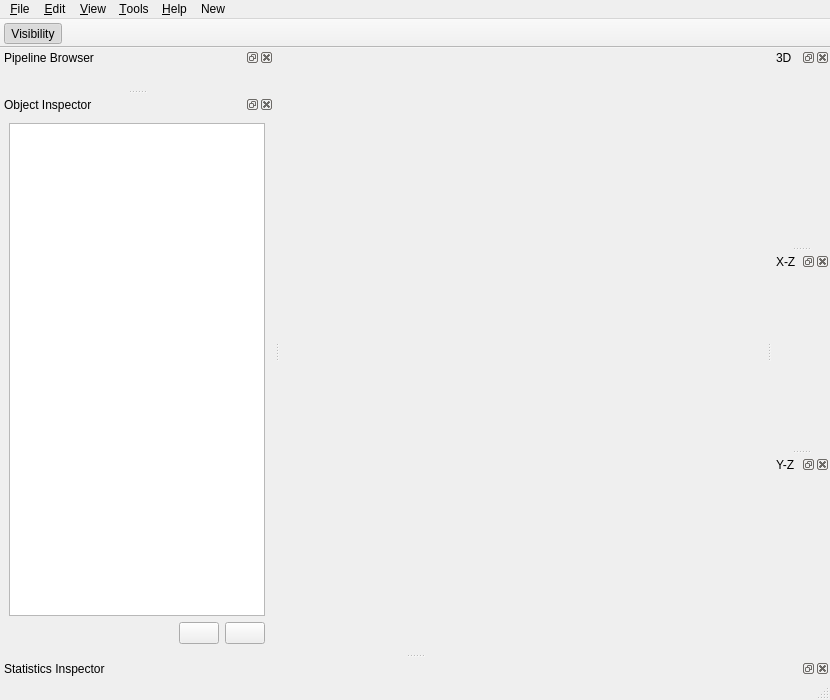
First picture: the form in frontend/espinaMainWindow.ui, repository FelixdelasPozas/EspINA, before the edit.
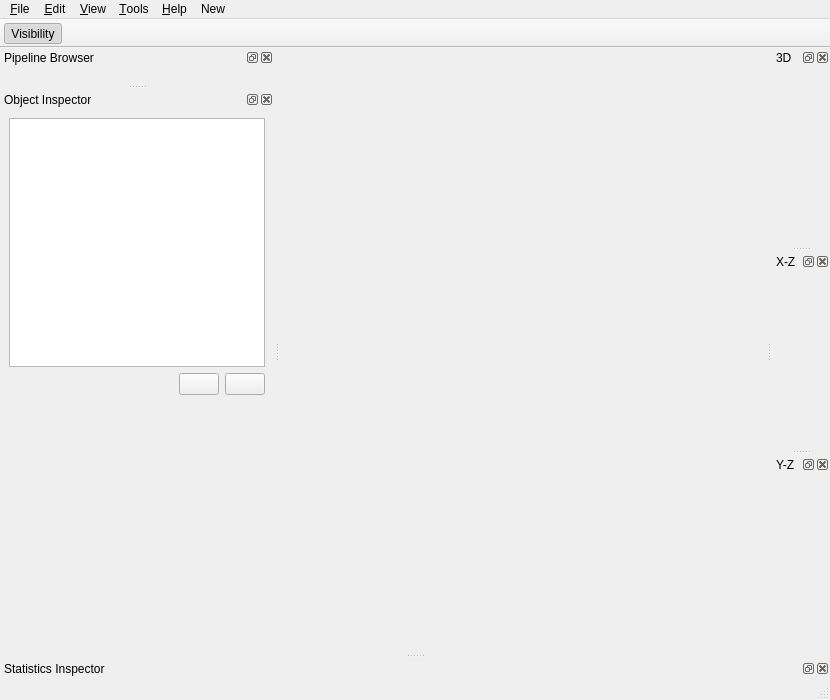
Second picture: the form after the edit. Icons and pictures are not drawn. Custom widgets are drawn as their Qt base class.

```diff
--- a/frontend/espinaMainWindow.ui
+++ b/frontend/espinaMainWindow.ui
@@ -161,7 +161,11 @@
    <widget class="QWidget" name="dockWidgetContents">
     <layout class="QVBoxLayout" name="verticalLayout">
      <item>
-      <widget class="QTreeView" name="objectTreeView"/>
+      <widget class="QTreeView" name="objectTreeView">
+       <attribute name="headerVisible">
+        <bool>false</bool>
+       </attribute>
+      </widget>
      </item>
      <item>
       <layout class="QHBoxLayout" name="horizontalLayout">
@@ -202,6 +206,19 @@
        </item>
       </layout>
      </item>
+     <item>
+      <spacer name="verticalSpacer">
+       <property name="orientation">
+        <enum>Qt::Vertical</enum>
+       </property>
+       <property name="sizeHint" stdset="0">
+        <size>
+         <width>20</width>
+         <height>40</height>
+        </size>
+       </property>
+      </spacer>
+     </item>
     </layout>
    </widget>
   </widget>
```
